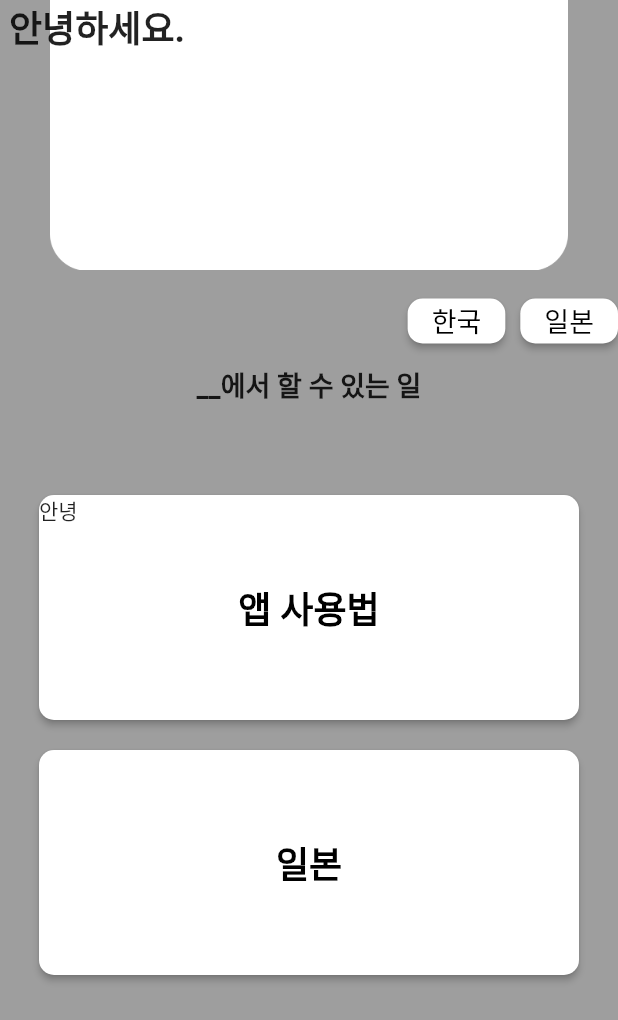
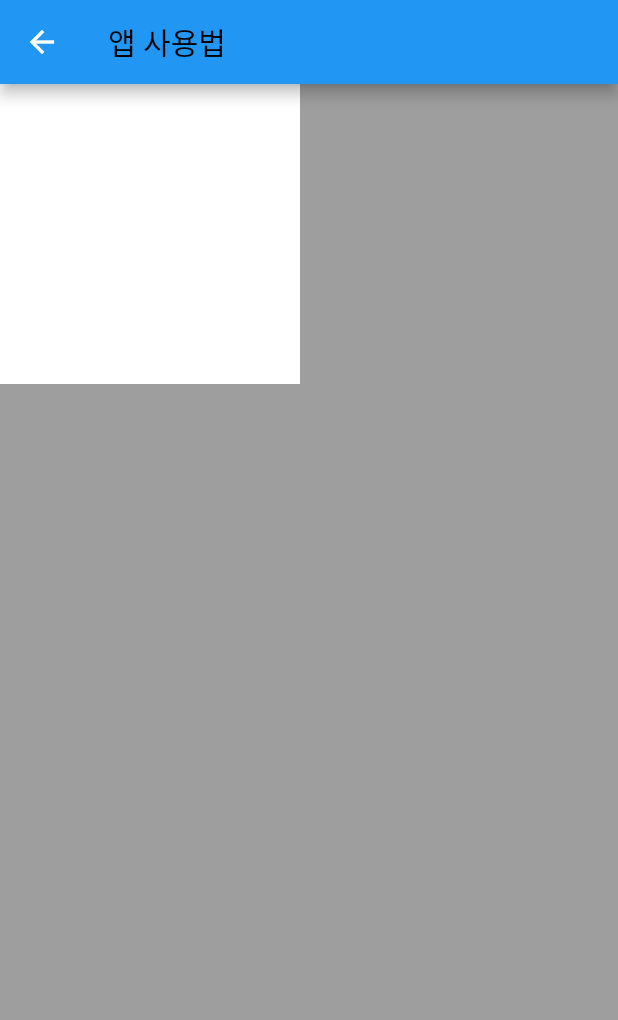
Before and after one commit to GDSC-Bridge2023-Exceptorii/expectorii-flutter, a Flutter app: the screen it shows after launch, after a tap on "앱 사용법", on a phone screen of 412 x 824 dp. Shown: the top 1020 px of the screen. Run offline on Flutter 3.47's test engine with Material 2 defaults, Android fonts, the phone set to English and light mode, and no system bars.

Commit message:
feat: add some screen

```diff
--- a/lib/main.dart
+++ b/lib/main.dart
@@ -1,4 +1,5 @@
 import 'package:flutter/material.dart';
+import 'screen/way_to_use.dart';
 
 void main() {
   runApp(const MyApp());
@@ -121,9 +122,14 @@ class _MainPageState extends State<MainPage> {
                         fontWeight: FontWeight.bold,
                       ),
                     ),
-                    onPressed: () {},
+                    onPressed: () {
+                      Navigator.push(
+                        context,
+                        MaterialPageRoute(builder: (_) => const WayToUse()),
+                      );
+                    },
                   ),
-                  Text("안녕"),
+                  const Text("안녕"),
                 ],
               ),
 
--- /dev/null
+++ b/lib/screen/way_to_use.dart
@@ -0,0 +1,23 @@
+import 'package:flutter/material.dart';
+
+class WayToUse extends StatelessWidget {
+  const WayToUse({super.key});
+
+  @override
+  Widget build(BuildContext context) {
+    return Scaffold(
+      backgroundColor: Colors.grey,
+      appBar: AppBar(
+        title: const Text(
+          "앱 사용법",
+          style: TextStyle(color: Colors.black),
+        ),
+      ),
+      body: Container(
+        width: 200,
+        height: 200,
+        color: Colors.white,
+      ),
+    );
+  }
+}
```
Also changed, not shown: lib/screen/google_app.dart (added), lib/screen/google_search.dart (added).
